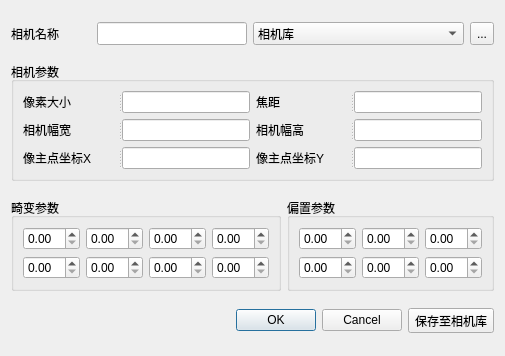
Qt form qCC/ui_templates/bdrCameraParaDlg.ui (CloudCompare/CloudCompare) before a commit.
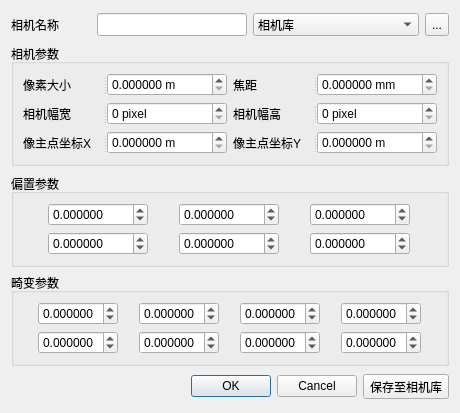
The same form after that commit. Icons and pictures are not drawn.

```diff
--- a/qCC/ui_templates/bdrCameraParaDlg.ui
+++ b/qCC/ui_templates/bdrCameraParaDlg.ui
@@ -6,8 +6,8 @@
    <rect>
     <x>0</x>
     <y>0</y>
-    <width>502</width>
-    <height>356</height>
+    <width>454</width>
+    <height>413</height>
    </rect>
   </property>
   <property name="windowTitle">
@@ -140,106 +140,6 @@
       <bool>true</bool>
      </property>
      <layout class="QGridLayout" name="gridLayout_3">
-      <item row="0" column="0">
-       <widget class="QSplitter" name="splitter">
-        <property name="orientation">
-         <enum>Qt::Horizontal</enum>
-        </property>
-        <widget class="QLabel" name="label_2">
-         <property name="sizePolicy">
-          <sizepolicy hsizetype="Fixed" vsizetype="Preferred">
-           <horstretch>0</horstretch>
-           <verstretch>0</verstretch>
-          </sizepolicy>
-         </property>
-         <property name="minimumSize">
-          <size>
-           <width>80</width>
-           <height>0</height>
-          </size>
-         </property>
-         <property name="text">
-          <string>像素大小</string>
-         </property>
-        </widget>
-        <widget class="QLineEdit" name="cameraNameLineEdit_2"/>
-       </widget>
-      </item>
-      <item row="0" column="1">
-       <widget class="QSplitter" name="splitter_2">
-        <property name="orientation">
-         <enum>Qt::Horizontal</enum>
-        </property>
-        <widget class="QLabel" name="label_3">
-         <property name="sizePolicy">
-          <sizepolicy hsizetype="Fixed" vsizetype="Preferred">
-           <horstretch>0</horstretch>
-           <verstretch>0</verstretch>
-          </sizepolicy>
-         </property>
-         <property name="minimumSize">
-          <size>
-           <width>80</width>
-           <height>0</height>
-          </size>
-         </property>
-         <property name="text">
-          <string>焦距</string>
-         </property>
-        </widget>
-        <widget class="QLineEdit" name="cameraNameLineEdit_3"/>
-       </widget>
-      </item>
-      <item row="1" column="0">
-       <widget class="QSplitter" name="splitter_6">
-        <property name="orientation">
-         <enum>Qt::Horizontal</enum>
-        </property>
-        <widget class="QLabel" name="label_5">
-         <property name="sizePolicy">
-          <sizepolicy hsizetype="Fixed" vsizetype="Preferred">
-           <horstretch>0</horstretch>
-           <verstretch>0</verstretch>
-          </sizepolicy>
-         </property>
-         <property name="minimumSize">
-          <size>
-           <width>80</width>
-           <height>0</height>
-          </size>
-         </property>
-         <property name="text">
-          <string>相机幅宽</string>
-         </property>
-        </widget>
-        <widget class="QLineEdit" name="cameraNameLineEdit_5"/>
-       </widget>
-      </item>
-      <item row="1" column="1">
-       <widget class="QSplitter" name="splitter_5">
-        <property name="orientation">
-         <enum>Qt::Horizontal</enum>
-        </property>
-        <widget class="QLabel" name="label_4">
-         <property name="sizePolicy">
-          <sizepolicy hsizetype="Fixed" vsizetype="Preferred">
-           <horstretch>0</horstretch>
-           <verstretch>0</verstretch>
-          </sizepolicy>
-         </property>
-         <property name="minimumSize">
-          <size>
-           <width>80</width>
-           <height>0</height>
-          </size>
-         </property>
-         <property name="text">
-          <string>相机幅高</string>
-         </property>
-        </widget>
-        <widget class="QLineEdit" name="cameraNameLineEdit_4"/>
-       </widget>
-      </item>
       <item row="2" column="0">
        <widget class="QSplitter" name="splitter_3">
         <property name="orientation">
@@ -262,7 +162,129 @@
           <string>像主点坐标X</string>
          </property>
         </widget>
-        <widget class="QLineEdit" name="cameraNameLineEdit_7"/>
+        <widget class="QDoubleSpinBox" name="pxDoubleSpinBox">
+         <property name="sizePolicy">
+          <sizepolicy hsizetype="MinimumExpanding" vsizetype="Fixed">
+           <horstretch>0</horstretch>
+           <verstretch>0</verstretch>
+          </sizepolicy>
+         </property>
+         <property name="maximumSize">
+          <size>
+           <width>120</width>
+           <height>16777215</height>
+          </size>
+         </property>
+         <property name="suffix">
+          <string> m</string>
+         </property>
+         <property name="decimals">
+          <number>6</number>
+         </property>
+         <property name="maximum">
+          <double>1000000.000000000000000</double>
+         </property>
+        </widget>
+       </widget>
+      </item>
+      <item row="1" column="0">
+       <widget class="QSplitter" name="splitter_6">
+        <property name="orientation">
+         <enum>Qt::Horizontal</enum>
+        </property>
+        <widget class="QLabel" name="label_5">
+         <property name="sizePolicy">
+          <sizepolicy hsizetype="Fixed" vsizetype="Preferred">
+           <horstretch>0</horstretch>
+           <verstretch>0</verstretch>
+          </sizepolicy>
+         </property>
+         <property name="minimumSize">
+          <size>
+           <width>80</width>
+           <height>0</height>
+          </size>
+         </property>
+         <property name="text">
+          <string>相机幅宽</string>
+         </property>
+        </widget>
+        <widget class="QSpinBox" name="widthSpinBox">
+         <property name="sizePolicy">
+          <sizepolicy hsizetype="MinimumExpanding" vsizetype="Fixed">
+           <horstretch>0</horstretch>
+           <verstretch>0</verstretch>
+          </sizepolicy>
+         </property>
+         <property name="minimumSize">
+          <size>
+           <width>120</width>
+           <height>0</height>
+          </size>
+         </property>
+         <property name="maximumSize">
+          <size>
+           <width>120</width>
+           <height>16777215</height>
+          </size>
+         </property>
+         <property name="suffix">
+          <string> pixel</string>
+         </property>
+         <property name="prefix">
+          <string/>
+         </property>
+         <property name="maximum">
+          <number>999999999</number>
+         </property>
+        </widget>
+       </widget>
+      </item>
+      <item row="0" column="1">
+       <widget class="QSplitter" name="splitter_2">
+        <property name="orientation">
+         <enum>Qt::Horizontal</enum>
+        </property>
+        <widget class="QLabel" name="label_3">
+         <property name="sizePolicy">
+          <sizepolicy hsizetype="Fixed" vsizetype="Preferred">
+           <horstretch>0</horstretch>
+           <verstretch>0</verstretch>
+          </sizepolicy>
+         </property>
+         <property name="minimumSize">
+          <size>
+           <width>80</width>
+           <height>0</height>
+          </size>
+         </property>
+         <property name="text">
+          <string>焦距</string>
+         </property>
+        </widget>
+        <widget class="QDoubleSpinBox" name="focalDoubleSpinBox">
+         <property name="sizePolicy">
+          <sizepolicy hsizetype="MinimumExpanding" vsizetype="Fixed">
+           <horstretch>0</horstretch>
+           <verstretch>0</verstretch>
+          </sizepolicy>
+         </property>
+         <property name="maximumSize">
+          <size>
+           <width>120</width>
+           <height>16777215</height>
+          </size>
+         </property>
+         <property name="suffix">
+          <string> mm</string>
+         </property>
+         <property name="decimals">
+          <number>6</number>
+         </property>
+         <property name="maximum">
+          <double>1000000.000000000000000</double>
+         </property>
+        </widget>
        </widget>
       </item>
       <item row="2" column="1">
@@ -287,14 +309,303 @@
           <string>像主点坐标Y</string>
          </property>
         </widget>
-        <widget class="QLineEdit" name="cameraNameLineEdit_6"/>
+        <widget class="QDoubleSpinBox" name="pyDoubleSpinBox">
+         <property name="sizePolicy">
+          <sizepolicy hsizetype="MinimumExpanding" vsizetype="Fixed">
+           <horstretch>0</horstretch>
+           <verstretch>0</verstretch>
+          </sizepolicy>
+         </property>
+         <property name="maximumSize">
+          <size>
+           <width>120</width>
+           <height>16777215</height>
+          </size>
+         </property>
+         <property name="suffix">
+          <string> m</string>
+         </property>
+         <property name="decimals">
+          <number>6</number>
+         </property>
+         <property name="maximum">
+          <double>1000000.000000000000000</double>
+         </property>
+        </widget>
+       </widget>
+      </item>
+      <item row="0" column="0">
+       <widget class="QSplitter" name="splitter">
+        <property name="orientation">
+         <enum>Qt::Horizontal</enum>
+        </property>
+        <widget class="QLabel" name="label_2">
+         <property name="sizePolicy">
+          <sizepolicy hsizetype="Fixed" vsizetype="Preferred">
+           <horstretch>0</horstretch>
+           <verstretch>0</verstretch>
+          </sizepolicy>
+         </property>
+         <property name="minimumSize">
+          <size>
+           <width>80</width>
+           <height>0</height>
+          </size>
+         </property>
+         <property name="text">
+          <string>像素大小</string>
+         </property>
+        </widget>
+        <widget class="QDoubleSpinBox" name="pixelSizeDoubleSpinBox">
+         <property name="sizePolicy">
+          <sizepolicy hsizetype="MinimumExpanding" vsizetype="Fixed">
+           <horstretch>0</horstretch>
+           <verstretch>0</verstretch>
+          </sizepolicy>
+         </property>
+         <property name="maximumSize">
+          <size>
+           <width>120</width>
+           <height>16777215</height>
+          </size>
+         </property>
+         <property name="suffix">
+          <string> m</string>
+         </property>
+         <property name="decimals">
+          <number>6</number>
+         </property>
+         <property name="maximum">
+          <double>1000000.000000000000000</double>
+         </property>
+        </widget>
+       </widget>
+      </item>
+      <item row="1" column="1">
+       <widget class="QSplitter" name="splitter_5">
+        <property name="orientation">
+         <enum>Qt::Horizontal</enum>
+        </property>
+        <widget class="QLabel" name="label_4">
+         <property name="sizePolicy">
+          <sizepolicy hsizetype="Fixed" vsizetype="Preferred">
+           <horstretch>0</horstretch>
+           <verstretch>0</verstretch>
+          </sizepolicy>
+         </property>
+         <property name="minimumSize">
+          <size>
+           <width>80</width>
+           <height>0</height>
+          </size>
+         </property>
+         <property name="text">
+          <string>相机幅高</string>
+         </property>
+        </widget>
+        <widget class="QSpinBox" name="heightSpinBox">
+         <property name="sizePolicy">
+          <sizepolicy hsizetype="MinimumExpanding" vsizetype="Fixed">
+           <horstretch>0</horstretch>
+           <verstretch>0</verstretch>
+          </sizepolicy>
+         </property>
+         <property name="minimumSize">
+          <size>
+           <width>120</width>
+           <height>0</height>
+          </size>
+         </property>
+         <property name="maximumSize">
+          <size>
+           <width>120</width>
+           <height>16777215</height>
+          </size>
+         </property>
+         <property name="suffix">
+          <string> pixel</string>
+         </property>
+         <property name="maximum">
+          <number>999999999</number>
+         </property>
+        </widget>
        </widget>
       </item>
      </layout>
     </widget>
    </item>
    <item>
-    <layout class="QHBoxLayout" name="horizontalLayout_2">
+    <layout class="QVBoxLayout" name="verticalLayout_2">
+     <item>
+      <widget class="QGroupBox" name="groupBox_2">
+       <property name="sizePolicy">
+        <sizepolicy hsizetype="Preferred" vsizetype="Fixed">
+         <horstretch>0</horstretch>
+         <verstretch>0</verstretch>
+        </sizepolicy>
+       </property>
+       <property name="font">
+        <font>
+         <pointsize>9</pointsize>
+        </font>
+       </property>
+       <property name="title">
+        <string>偏置参数</string>
+       </property>
+       <layout class="QGridLayout" name="gridLayout_2">
+        <item row="0" column="0">
+         <widget class="QDoubleSpinBox" name="bias0DoubleSpinBox">
+          <property name="sizePolicy">
+           <sizepolicy hsizetype="MinimumExpanding" vsizetype="Fixed">
+            <horstretch>0</horstretch>
+            <verstretch>0</verstretch>
+           </sizepolicy>
+          </property>
+          <property name="maximumSize">
+           <size>
+            <width>100</width>
+            <height>16777215</height>
+           </size>
+          </property>
+          <property name="decimals">
+           <number>6</number>
+          </property>
+          <property name="minimum">
+           <double>-9999999.000000000000000</double>
+          </property>
+          <property name="maximum">
+           <double>9999999.000000000000000</double>
+          </property>
+         </widget>
+        </item>
+        <item row="0" column="1">
+         <widget class="QDoubleSpinBox" name="bias1DoubleSpinBox">
+          <property name="sizePolicy">
+           <sizepolicy hsizetype="MinimumExpanding" vsizetype="Fixed">
+            <horstretch>0</horstretch>
+            <verstretch>0</verstretch>
+           </sizepolicy>
+          </property>
+          <property name="maximumSize">
+           <size>
+            <width>100</width>
+            <height>16777215</height>
+           </size>
+          </property>
+          <property name="decimals">
+           <number>6</number>
+          </property>
+          <property name="minimum">
+           <double>-9999999.000000000000000</double>
+          </property>
+          <property name="maximum">
+           <double>9999999.000000000000000</double>
+          </property>
+         </widget>
+        </item>
+        <item row="0" column="2">
+         <widget class="QDoubleSpinBox" name="bias2DoubleSpinBox">
+          <property name="sizePolicy">
+           <sizepolicy hsizetype="MinimumExpanding" vsizetype="Fixed">
+            <horstretch>0</horstretch>
+            <verstretch>0</verstretch>
+           </sizepolicy>
+          </property>
+          <property name="maximumSize">
+           <size>
+            <width>100</width>
+            <height>16777215</height>
+           </size>
+          </property>
+          <property name="decimals">
+           <number>6</number>
+          </property>
+          <property name="minimum">
+           <double>-9999999.000000000000000</double>
+          </property>
+          <property name="maximum">
+           <double>9999999.000000000000000</double>
+          </property>
+         </widget>
+        </item>
+        <item row="1" column="0">
+         <widget class="QDoubleSpinBox" name="bias3DoubleSpinBox">
+          <property name="sizePolicy">
+           <sizepolicy hsizetype="MinimumExpanding" vsizetype="Fixed">
+            <horstretch>0</horstretch>
+            <verstretch>0</verstretch>
+           </sizepolicy>
+          </property>
+          <property name="maximumSize">
+           <size>
+            <width>100</width>
+            <height>16777215</height>
+           </size>
+          </property>
+          <property name="decimals">
+           <number>6</number>
+          </property>
+          <property name="minimum">
+           <double>-9999999.000000000000000</double>
+          </property>
+          <property name="maximum">
+           <double>9999999.000000000000000</double>
+          </property>
+         </widget>
+        </item>
+        <item row="1" column="1">
+         <widget class="QDoubleSpinBox" name="bias4DoubleSpinBox">
+          <property name="sizePolicy">
+           <sizepolicy hsizetype="MinimumExpanding" vsizetype="Fixed">
+            <horstretch>0</horstretch>
+            <verstretch>0</verstretch>
+           </sizepolicy>
+          </property>
+          <property name="maximumSize">
+           <size>
+            <width>100</width>
+            <height>16777215</height>
+           </size>
+          </property>
+          <property name="decimals">
+           <number>6</number>
+          </property>
+          <property name="minimum">
+           <double>-9999999.000000000000000</double>
+          </property>
+          <property name="maximum">
+           <double>9999999.000000000000000</double>
+          </property>
+         </widget>
+        </item>
+        <item row="1" column="2">
+         <widget class="QDoubleSpinBox" name="bias5DoubleSpinBox">
+          <property name="sizePolicy">
+           <sizepolicy hsizetype="MinimumExpanding" vsizetype="Fixed">
+            <horstretch>0</horstretch>
+            <verstretch>0</verstretch>
+           </sizepolicy>
+          </property>
+          <property name="maximumSize">
+           <size>
+            <width>100</width>
+            <height>16777215</height>
+           </size>
+          </property>
+          <property name="decimals">
+           <number>6</number>
+          </property>
+          <property name="minimum">
+           <double>-9999999.000000000000000</double>
+          </property>
+          <property name="maximum">
+           <double>9999999.000000000000000</double>
+          </property>
+         </widget>
+        </item>
+       </layout>
+      </widget>
+     </item>
      <item>
       <widget class="QGroupBox" name="groupBox">
        <property name="sizePolicy">
@@ -312,67 +623,205 @@
         <string>畸变参数</string>
        </property>
        <layout class="QGridLayout" name="gridLayout">
-        <item row="0" column="0">
-         <widget class="QDoubleSpinBox" name="doubleSpinBox"/>
-        </item>
-        <item row="0" column="1">
-         <widget class="QDoubleSpinBox" name="doubleSpinBox_2"/>
-        </item>
-        <item row="0" column="2">
-         <widget class="QDoubleSpinBox" name="doubleSpinBox_3"/>
-        </item>
-        <item row="0" column="3">
-         <widget class="QDoubleSpinBox" name="doubleSpinBox_4"/>
-        </item>
-        <item row="1" column="0">
-         <widget class="QDoubleSpinBox" name="doubleSpinBox_6"/>
-        </item>
-        <item row="1" column="1">
-         <widget class="QDoubleSpinBox" name="doubleSpinBox_8"/>
-        </item>
-        <item row="1" column="2">
-         <widget class="QDoubleSpinBox" name="doubleSpinBox_7"/>
-        </item>
         <item row="1" column="3">
-         <widget class="QDoubleSpinBox" name="doubleSpinBox_5"/>
+         <widget class="QDoubleSpinBox" name="dist7DoubleSpinBox">
+          <property name="sizePolicy">
+           <sizepolicy hsizetype="MinimumExpanding" vsizetype="Fixed">
+            <horstretch>0</horstretch>
+            <verstretch>0</verstretch>
+           </sizepolicy>
+          </property>
+          <property name="maximumSize">
+           <size>
+            <width>80</width>
+            <height>16777215</height>
+           </size>
+          </property>
+          <property name="decimals">
+           <number>6</number>
+          </property>
+          <property name="minimum">
+           <double>-9999.000000000000000</double>
+          </property>
+          <property name="maximum">
+           <double>9999.000000000000000</double>
+          </property>
+         </widget>
         </item>
-       </layout>
-      </widget>
-     </item>
-     <item>
-      <widget class="QGroupBox" name="groupBox_2">
-       <property name="sizePolicy">
-        <sizepolicy hsizetype="Preferred" vsizetype="Fixed">
-         <horstretch>0</horstretch>
-         <verstretch>0</verstretch>
-        </sizepolicy>
-       </property>
-       <property name="font">
-        <font>
-         <pointsize>9</pointsize>
-        </font>
-       </property>
-       <property name="title">
-        <string>偏置参数</string>
-       </property>
-       <layout class="QGridLayout" name="gridLayout_2">
         <item row="0" column="0">
-         <widget class="QDoubleSpinBox" name="doubleSpinBox_11"/>
-        </item>
-        <item row="0" column="1">
-         <widget class="QDoubleSpinBox" name="doubleSpinBox_13"/>
+         <widget class="QDoubleSpinBox" name="dist0DoubleSpinBox">
+          <property name="sizePolicy">
+           <sizepolicy hsizetype="MinimumExpanding" vsizetype="Fixed">
+            <horstretch>0</horstretch>
+            <verstretch>0</verstretch>
+           </sizepolicy>
+          </property>
+          <property name="maximumSize">
+           <size>
+            <width>80</width>
+            <height>16777215</height>
+           </size>
+          </property>
+          <property name="decimals">
+           <number>6</number>
+          </property>
+          <property name="minimum">
+           <double>-9999.000000000000000</double>
+          </property>
+          <property name="maximum">
+           <double>9999.000000000000000</double>
+          </property>
+         </widget>
         </item>
         <item row="0" column="2">
-         <widget class="QDoubleSpinBox" name="doubleSpinBox_12"/>
-        </item>
-        <item row="1" column="0">
-         <widget class="QDoubleSpinBox" name="doubleSpinBox_10"/>
-        </item>
-        <item row="1" column="1">
-         <widget class="QDoubleSpinBox" name="doubleSpinBox_14"/>
+         <widget class="QDoubleSpinBox" name="dist2DoubleSpinBox">
+          <property name="sizePolicy">
+           <sizepolicy hsizetype="MinimumExpanding" vsizetype="Fixed">
+            <horstretch>0</horstretch>
+            <verstretch>0</verstretch>
+           </sizepolicy>
+          </property>
+          <property name="maximumSize">
+           <size>
+            <width>80</width>
+            <height>16777215</height>
+           </size>
+          </property>
+          <property name="decimals">
+           <number>6</number>
+          </property>
+          <property name="minimum">
+           <double>-9999.000000000000000</double>
+          </property>
+          <property name="maximum">
+           <double>9999.000000000000000</double>
+          </property>
+         </widget>
         </item>
         <item row="1" column="2">
-         <widget class="QDoubleSpinBox" name="doubleSpinBox_9"/>
+         <widget class="QDoubleSpinBox" name="dist6DoubleSpinBox">
+          <property name="sizePolicy">
+           <sizepolicy hsizetype="MinimumExpanding" vsizetype="Fixed">
+            <horstretch>0</horstretch>
+            <verstretch>0</verstretch>
+           </sizepolicy>
+          </property>
+          <property name="maximumSize">
+           <size>
+            <width>80</width>
+            <height>16777215</height>
+           </size>
+          </property>
+          <property name="decimals">
+           <number>6</number>
+          </property>
+          <property name="minimum">
+           <double>-9999.000000000000000</double>
+          </property>
+          <property name="maximum">
+           <double>9999.000000000000000</double>
+          </property>
+         </widget>
+        </item>
+        <item row="0" column="1">
+         <widget class="QDoubleSpinBox" name="dist1DoubleSpinBox">
+          <property name="sizePolicy">
+           <sizepolicy hsizetype="MinimumExpanding" vsizetype="Fixed">
+            <horstretch>0</horstretch>
+            <verstretch>0</verstretch>
+           </sizepolicy>
+          </property>
+          <property name="maximumSize">
+           <size>
+            <width>80</width>
+            <height>16777215</height>
+           </size>
+          </property>
+          <property name="decimals">
+           <number>6</number>
+          </property>
+          <property name="minimum">
+           <double>-9999.000000000000000</double>
+          </property>
+          <property name="maximum">
+           <double>9999.000000000000000</double>
+          </property>
+         </widget>
+        </item>
+        <item row="1" column="1">
+         <widget class="QDoubleSpinBox" name="dist5DoubleSpinBox">
+          <property name="sizePolicy">
+           <sizepolicy hsizetype="MinimumExpanding" vsizetype="Fixed">
+            <horstretch>0</horstretch>
+            <verstretch>0</verstretch>
+           </sizepolicy>
+          </property>
+          <property name="maximumSize">
+           <size>
+            <width>80</width>
+            <height>16777215</height>
+           </size>
+          </property>
+          <property name="decimals">
+           <number>6</number>
+          </property>
+          <property name="minimum">
+           <double>-9999.000000000000000</double>
+          </property>
+          <property name="maximum">
+           <double>9999.000000000000000</double>
+          </property>
+         </widget>
+        </item>
+        <item row="0" column="3">
+         <widget class="QDoubleSpinBox" name="dist3DoubleSpinBox">
+          <property name="sizePolicy">
+           <sizepolicy hsizetype="MinimumExpanding" vsizetype="Fixed">
+            <horstretch>0</horstretch>
+            <verstretch>0</verstretch>
+           </sizepolicy>
+          </property>
+          <property name="maximumSize">
+           <size>
+            <width>80</width>
+            <height>16777215</height>
+           </size>
+          </property>
+          <property name="decimals">
+           <number>6</number>
+          </property>
+          <property name="minimum">
+           <double>-9999.000000000000000</double>
+          </property>
+          <property name="maximum">
+           <double>9999.000000000000000</double>
+          </property>
+         </widget>
+        </item>
+        <item row="1" column="0">
+         <widget class="QDoubleSpinBox" name="dist4DoubleSpinBox">
+          <property name="sizePolicy">
+           <sizepolicy hsizetype="MinimumExpanding" vsizetype="Fixed">
+            <horstretch>0</horstretch>
+            <verstretch>0</verstretch>
+           </sizepolicy>
+          </property>
+          <property name="maximumSize">
+           <size>
+            <width>80</width>
+            <height>16777215</height>
+           </size>
+          </property>
+          <property name="decimals">
+           <number>6</number>
+          </property>
+          <property name="minimum">
+           <double>-9999.000000000000000</double>
+          </property>
+          <property name="maximum">
+           <double>9999.000000000000000</double>
+          </property>
+         </widget>
         </item>
        </layout>
       </widget>
```
